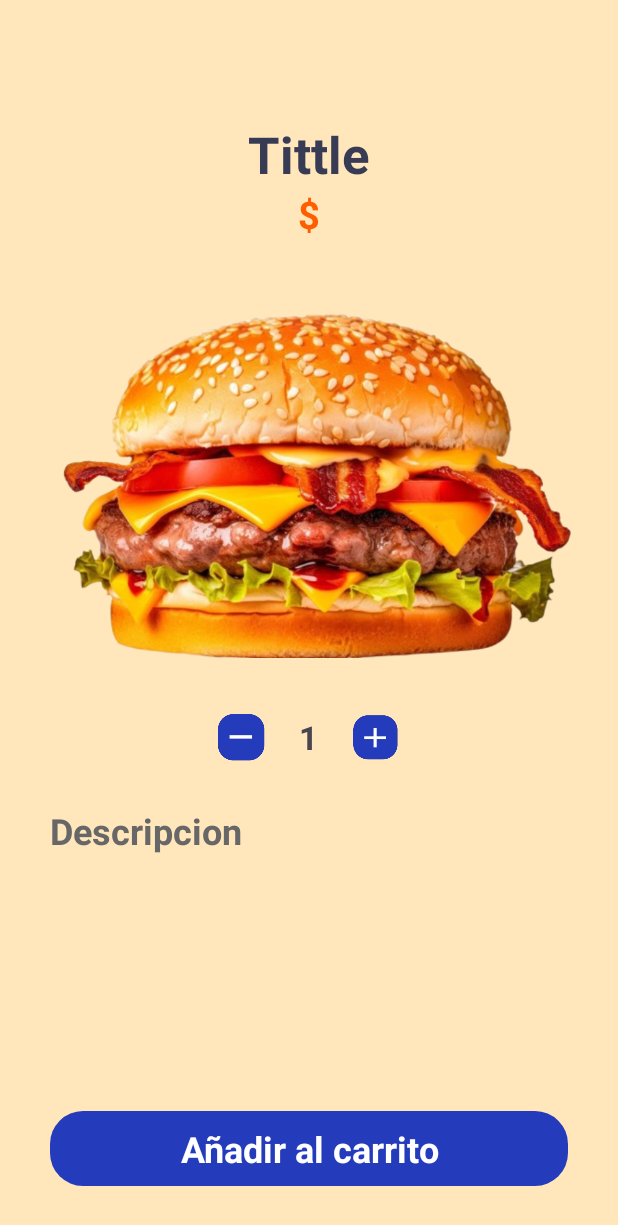
After one commit to PatrickMontes/KOTLIN_DAM, an Android app: the layout activity_detalle_producto.xml on its own in the app's theme, with its tools: preview values and no code run, on a phone screen of 412 x 824 dp. The commit adds this screen. Shown: the top 1225 px of the screen. Run offline under Robolectric (Android 15) with nearby library versions, the phone set to English and light mode, and no system bars.

Commit message:
Interfaz detalle menu listo

```diff
--- /dev/null
+++ b/app/src/main/java/com/cibertec/bembos/Activity/DetalleProductoActivity.java
@@ -0,0 +1,4 @@
+package com.cibertec.bembos.Activity;
+
+public class DetalleProductoActivity {
+}
--- /dev/null
+++ b/app/src/main/res/layout/activity_detalle_producto.xml
@@ -0,0 +1,111 @@
+<?xml version="1.0" encoding="utf-8"?>
+<androidx.constraintlayout.widget.ConstraintLayout xmlns:android="http://schemas.android.com/apk/res/android"
+    xmlns:app="http://schemas.android.com/apk/res-auto"
+    xmlns:tools="http://schemas.android.com/tools"
+    android:layout_width="match_parent"
+    android:layout_height="match_parent"
+    android:background="#FFE6BB">
+
+    <ScrollView
+        android:layout_width="match_parent"
+        android:layout_height="match_parent">
+
+        <LinearLayout
+            android:layout_width="match_parent"
+            android:layout_height="wrap_content"
+            android:orientation="vertical">
+
+            <TextView
+                android:id="@+id/textView8"
+                android:layout_width="match_parent"
+                android:layout_height="wrap_content"
+                android:layout_marginTop="80dp"
+                android:text="Tittle"
+                android:textAlignment="center"
+                android:textColor="#373b54"
+                android:textSize="34sp"
+                android:textStyle="bold" />
+
+            <TextView
+                android:id="@+id/txtPrecio"
+                android:layout_width="match_parent"
+                android:layout_height="wrap_content"
+                android:text="$"
+                android:textAlignment="center"
+                android:textColor="#ff5e00"
+                android:textSize="25sp"
+                android:textStyle="bold" />
+
+            <ImageView
+                android:id="@+id/imageView9"
+                android:layout_width="match_parent"
+                android:layout_height="285dp"
+                android:layout_marginTop="20dp"
+                app:srcCompat="@drawable/_378399d_362d_4a56_b66e_10ba3087156e_16_9_discover_aspect_ratio_default_0_removebg_preview" />
+
+            <LinearLayout
+                android:layout_width="match_parent"
+                android:layout_height="match_parent"
+                android:layout_marginTop="10dp"
+                android:gravity="center"
+                android:orientation="horizontal">
+
+                <ImageView
+                    android:id="@+id/btnMinusOrder"
+                    android:layout_width="53dp"
+                    android:layout_height="32dp"
+                    app:srcCompat="@drawable/minus_removebg_preview" />
+
+                <TextView
+                    android:id="@+id/inputNumberOrder"
+                    android:layout_width="wrap_content"
+                    android:layout_height="wrap_content"
+                    android:layout_marginStart="12dp"
+                    android:layout_marginEnd="12dp"
+                    android:text="1"
+                    android:textAlignment="center"
+                    android:textSize="22sp"
+                    android:textStyle="bold" />
+
+                <ImageView
+                    android:id="@+id/btnMayusOrder"
+                    android:layout_width="53dp"
+                    android:layout_height="32dp"
+                    app:srcCompat="@drawable/mayus_removebg_preview" />
+
+            </LinearLayout>
+
+            <TextView
+                android:id="@+id/txtDescripcion"
+                android:layout_width="wrap_content"
+                android:layout_height="wrap_content"
+                android:layout_marginStart="33dp"
+                android:layout_marginTop="30dp"
+                android:layout_marginEnd="33dp"
+                android:layout_weight="1"
+                android:text="Descripcion"
+                android:textColor="#686767"
+                android:textSize="24sp"
+                android:textStyle="bold" />
+
+        </LinearLayout>
+    </ScrollView>
+
+    <TextView
+        android:id="@+id/btnAñadirCarrito"
+        android:layout_width="0dp"
+        android:layout_height="50dp"
+        android:layout_margin="33dp"
+        android:layout_marginStart="33dp"
+        android:layout_marginEnd="33dp"
+        android:background="@drawable/bg_banner"
+        android:gravity="center"
+        android:text="Añadir al carrito"
+        android:textColor="@color/white"
+        android:textSize="24sp"
+        android:textStyle="bold"
+        app:layout_constraintBottom_toBottomOf="parent"
+        app:layout_constraintEnd_toEndOf="parent"
+        app:layout_constraintStart_toStartOf="parent" />
+
+</androidx.constraintlayout.widget.ConstraintLayout>
```
Also changed, not shown: app/src/main/res/layout/activity_register.xml (+45 -8 lines), app/src/main/res/drawable/hamburguesa.png (added), app/src/main/res/drawable/mayus_removebg_preview.png (added), app/src/main/res/drawable/minus_removebg_preview.png (added).
